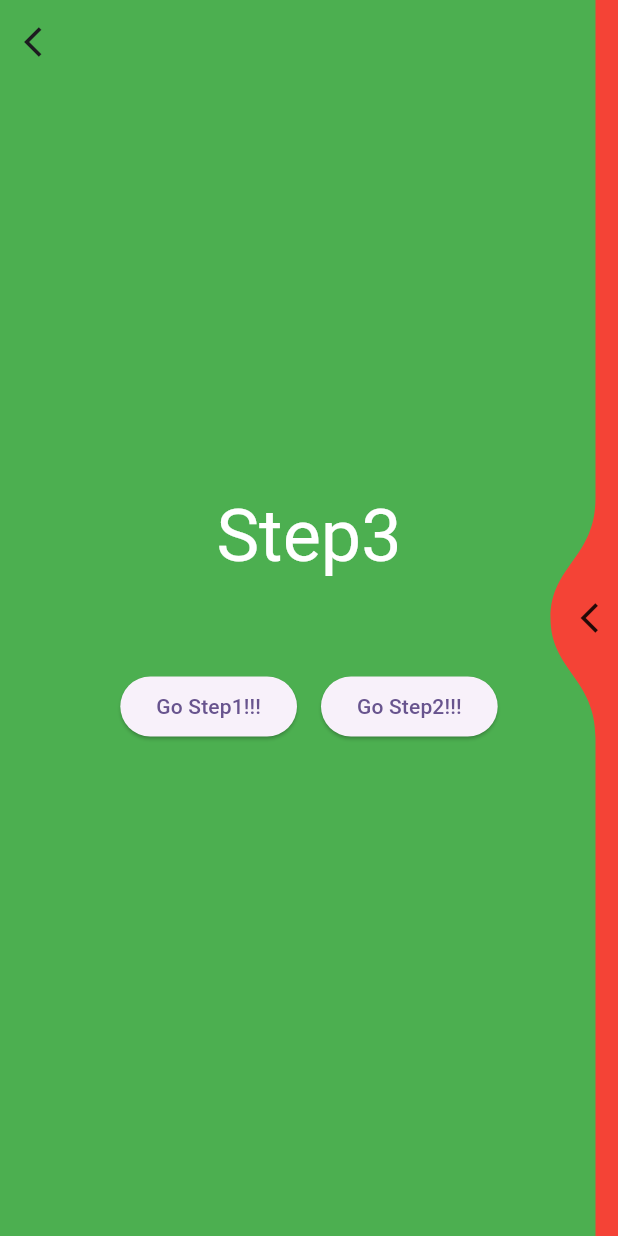
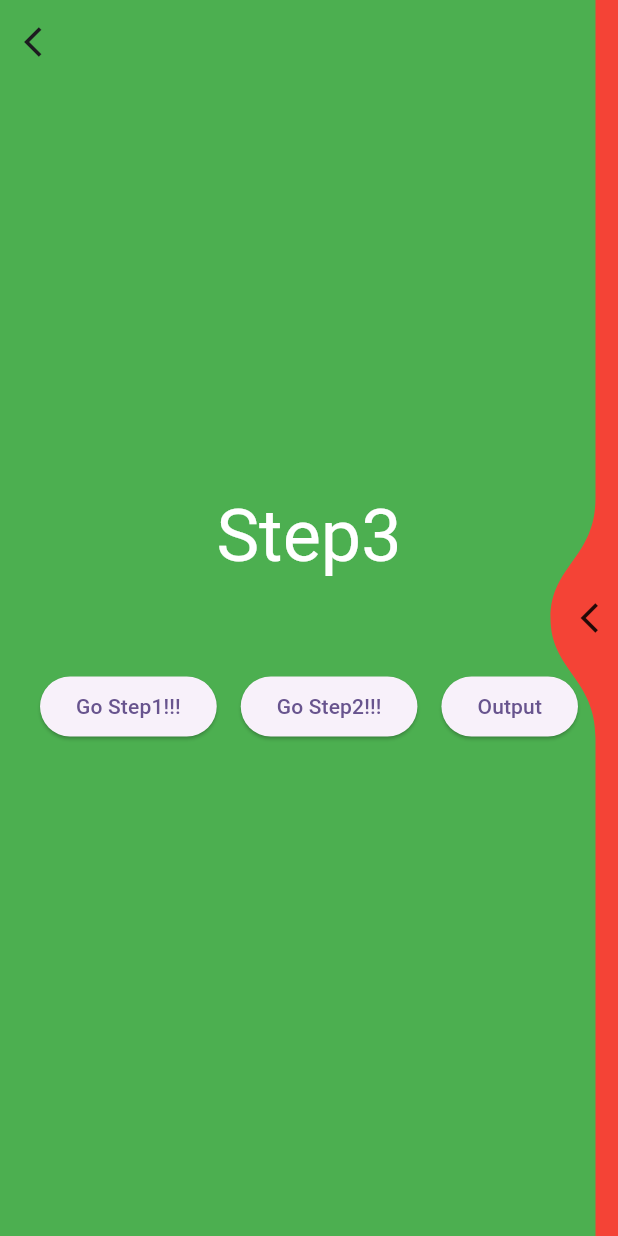
Before and after one commit to seyamasan/flutter_application, a Flutter app: the LiquidSwipeScreen screen opened by its route, swiped to page 3, on a phone screen of 412 x 824 dp. Run offline on Flutter 3.47's test engine with Material 3 defaults, Android fonts, the phone set to English and light mode, and no system bars; drawn by our look-alikes of liquid_swipe; our stand-ins replace flutter_riverpod, go_router.

Commit message:
少しだけリファクタリング

```diff
--- a/lib/view/custom/liquid_swipe/liquid_swipe_screen.dart
+++ b/lib/view/custom/liquid_swipe/liquid_swipe_screen.dart
@@ -1,6 +1,7 @@
 import 'package:flutter/material.dart';
 import 'package:flutter_application/provider/go_router_provider.dart';
 import 'package:flutter_application/provider/liquid_swipe_provider.dart';
+import 'package:flutter_application/provider/liquid_swipe_view_model_provider.dart';
 import 'package:flutter_application/view/custom/liquid_swipe/step_screen_1.dart';
 import 'package:flutter_application/view/custom/liquid_swipe/step_screen_2.dart';
 import 'package:flutter_application/view/custom/liquid_swipe/step_screen_3.dart';
@@ -28,18 +29,11 @@ class LiquidSwipeScreen extends ConsumerWidget {
         ),
         child: StepScreen2(),
       ),
-      DefaultTextStyle(
-        style: const TextStyle(
+      const DefaultTextStyle(
+        style: TextStyle(
           decoration: TextDecoration.none,
         ),
-        child: StepScreen3(
-          onStep1Pressed: () {
-            liquidController.animateToPage(page: 0); // 0番目のページに移動
-          },
-          onStep2Pressed: () {
-            liquidController.animateToPage(page: 1);
-          }
-        )
+        child: StepScreen3()
       )
     ];
 
@@ -54,6 +48,7 @@ class LiquidSwipeScreen extends ConsumerWidget {
           leading: IconButton(
             icon: const Icon(Icons.arrow_back_ios),
             onPressed: () {
+              disposeViewModel(ref);
               goRouter.pop();
             },
           )
@@ -68,4 +63,8 @@ class LiquidSwipeScreen extends ConsumerWidget {
       )
     );
   }
+
+  void disposeViewModel(WidgetRef ref) {
+    ref.invalidate(liquidSwipeViewModelProvider);
+  }
 }
--- a/lib/view/custom/liquid_swipe/step_screen_2.dart
+++ b/lib/view/custom/liquid_swipe/step_screen_2.dart
@@ -15,7 +15,7 @@ class StepScreen2 extends ConsumerWidget {
 
   @override
   Widget build(BuildContext context, WidgetRef ref) {
-    final liquidSwipeViewModel = ref.read(liquidSwipeViewModelProvider);
+    final liquidSwipeViewModel = ref.watch(liquidSwipeViewModelProvider);
     final liquidSwipeViewModelNotifer = ref.read(liquidSwipeViewModelProvider.notifier);
 
     return Container(
@@ -44,7 +44,7 @@ class StepScreen2 extends ConsumerWidget {
             }).toList(),
             onChanged: (String? newValue) {
               if (newValue != null) {
-                liquidSwipeViewModelNotifer.updateNumber(newValue);
+                liquidSwipeViewModelNotifer.updateOption(newValue);
               }
             }
           )
--- a/lib/view/custom/liquid_swipe/step_screen_3.dart
+++ b/lib/view/custom/liquid_swipe/step_screen_3.dart
@@ -1,13 +1,16 @@
 import 'package:flutter/material.dart';
+import 'package:flutter_application/provider/liquid_swipe_provider.dart';
+import 'package:flutter_application/provider/liquid_swipe_view_model_provider.dart';
+import 'package:flutter_riverpod/flutter_riverpod.dart';
 
-class StepScreen3 extends StatelessWidget {
-  final VoidCallback onStep1Pressed;
-  final VoidCallback onStep2Pressed;
-
-  const StepScreen3({super.key, required this.onStep1Pressed, required this.onStep2Pressed});
+class StepScreen3 extends ConsumerWidget {
+  const StepScreen3({super.key});
 
   @override
-  Widget build(BuildContext context) {
+  Widget build(BuildContext context, WidgetRef ref) {
+    final liquidController = ref.read(liquidControllerProvider);
+    final liquidSwipeViewModelNotifer = ref.read(liquidSwipeViewModelProvider.notifier);
+
     return Container(
       color: Colors.green,
       width: double.infinity,
@@ -29,16 +32,35 @@ class StepScreen3 extends StatelessWidget {
             children: [
               ElevatedButton(
                 onPressed: () {
-                  onStep1Pressed();
+                  liquidController.animateToPage(page: 0);
                 },
                 child: const Text('Go Step1!!!'),
               ),
               const SizedBox(width: 16),
               ElevatedButton(
                 onPressed: () {
-                  onStep2Pressed();
+                  liquidController.animateToPage(page: 1);
                 },
                 child: const Text('Go Step2!!!')
+              ),
+              const SizedBox(width: 16),
+              ElevatedButton(
+                onPressed: () {
+                  showDialog(
+                    context: context,
+                    builder: (context) => AlertDialog(
+                      title: const Text("Output list"),
+                      content: Text(liquidSwipeViewModelNotifer.getOutput()),
+                      actions: [
+                        TextButton(
+                          onPressed: () => Navigator.pop(context),
+                          child: const Text("OK"),
+                        ),
+                      ],
+                    ),
+                  );
+                },
+                child: const Text("Output"),
               )
             ],
           ),
```
Also changed, not shown: lib/viewmodel/custom/liquid_swipe/liquid_swipe_view_model.dart (+7 -2 lines).
